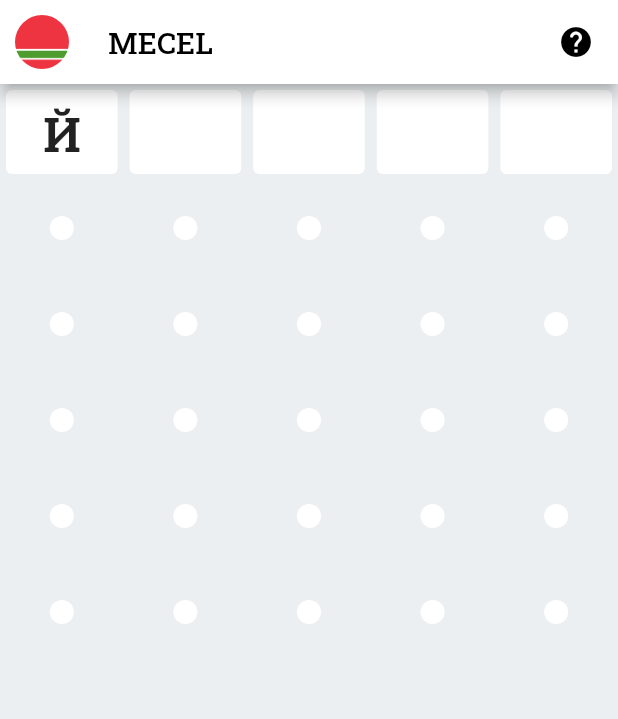
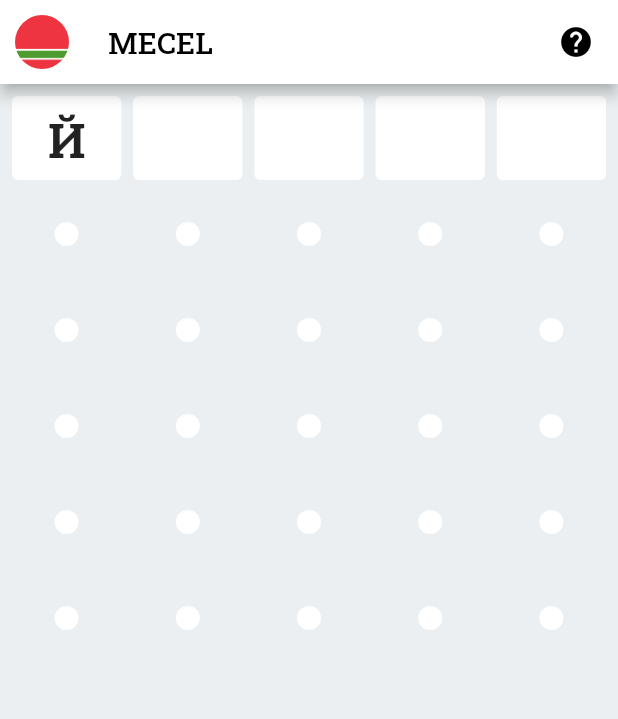
Before and after one commit to raxysstudios/mecel, a Flutter app: the screen it shows after launch, after a tap on an icon or button, on a phone screen of 412 x 824 dp. Shown: the top 719 px of the screen. Run offline on Flutter 3.47's test engine with Material 2 defaults, Android fonts, the phone set to English and light mode, and no system bars; our stand-ins replace google_fonts, package_info_plus.

Commit message:
Improve layout

```diff
--- a/lib/modules/play/screens/play.dart
+++ b/lib/modules/play/screens/play.dart
@@ -144,6 +144,10 @@ class _PlayScreenState extends State<PlayScreen> {
       ),
       body: Column(
         children: [
+          Padding(
+            padding: const EdgeInsets.all(4),
+            child: Column(
+              children: [
                 for (final attempt in attempts)
                   WordAttempt(
                     length: word.length,
@@ -159,9 +163,10 @@ class _PlayScreenState extends State<PlayScreen> {
                     i < widget.maxAttempts;
                     i++)
                   WordAttempt(length: word.length),
-          const Expanded(
-            child: SizedBox(),
+              ],
             ),
+          ),
+          const Spacer(),
           KeyboardInput(
             layout: layout,
             textCallback: input,
```
Lines whose indentation alone changed are shown as unchanged.
